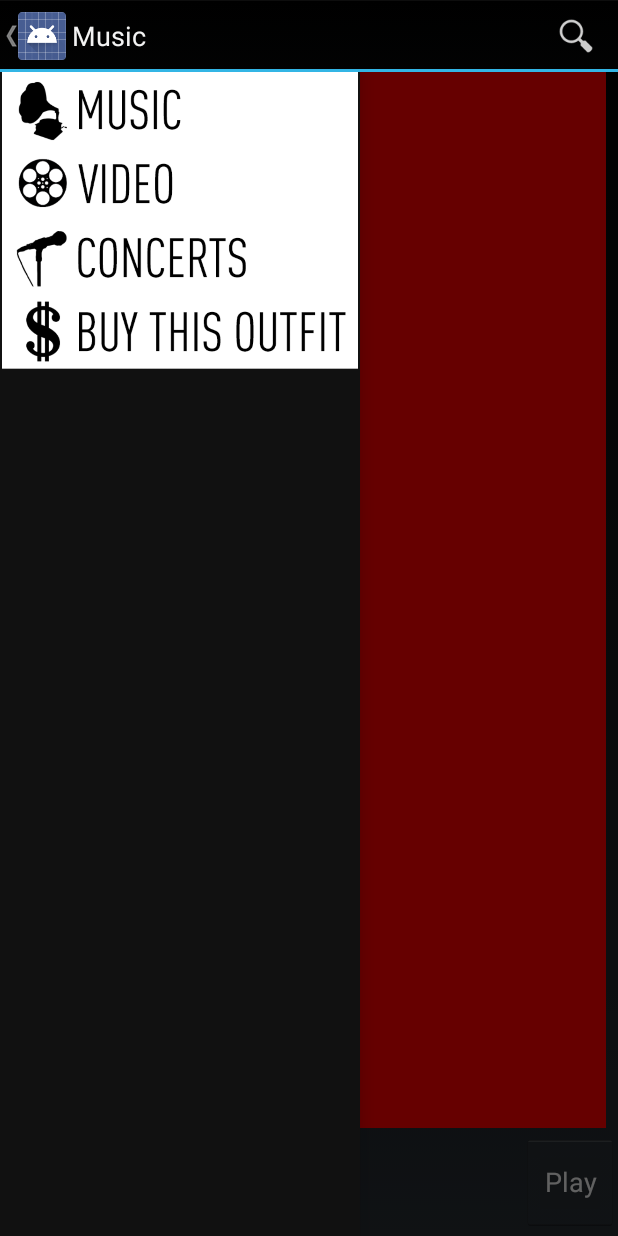
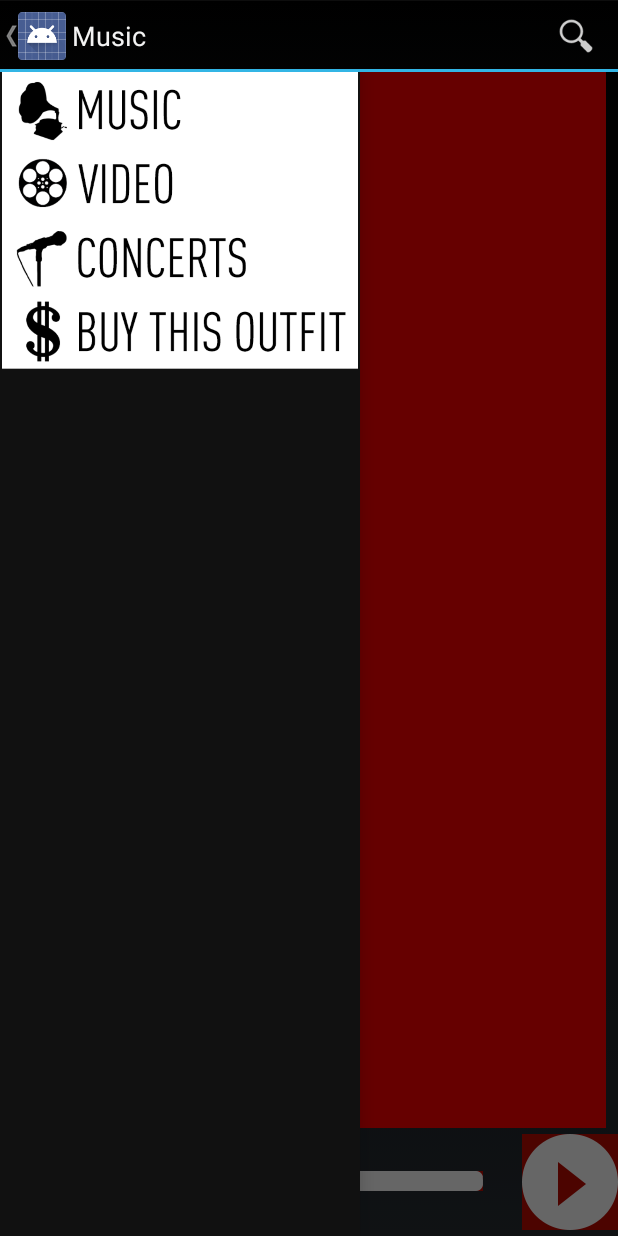
Before and after one commit to GargoyleSoftware/rocnation-demo, an Android app: the screen it shows after launch (MainActivity), with the side drawer open, on a phone screen of 412 x 824 dp. Run offline under Robolectric (Android 15) with nearby library versions, the light colour scheme and no system bars; our stand-ins replace Dagger/Hilt's generated code; libraries missing offline, so code that uses them is left out: com.squareup.otto; 13 statements that could not run were skipped.

Commit message:
added seek bar and play button. they are slightly less hideous.

```diff
--- a/TheBlueprint3/src/main/java/co/gargoyle/rocnation/activity/MainActivity.java
+++ b/TheBlueprint3/src/main/java/co/gargoyle/rocnation/activity/MainActivity.java
@@ -26,8 +26,8 @@ import android.view.MenuInflater;
 import android.view.MenuItem;
 import android.view.View;
 import android.widget.AdapterView;
-import android.widget.Button;
 import android.widget.FrameLayout;
+import android.widget.ImageButton;
 import android.widget.ListView;
 import android.widget.MediaController;
 import android.widget.RelativeLayout;
@@ -74,7 +74,7 @@ public class MainActivity extends Activity {
 
 	private VideoView mVideoView;
 
-	private Button mPlayButton;
+	private ImageButton mPlayButton;
 	// private MusicService.ServiceBinder mPlaybackBinder;
 
 	private CharSequence mDrawerTitle;
@@ -157,7 +157,7 @@ public class MainActivity extends Activity {
 		// Set video link (mp4 format )
 		mVideoView.setMediaController(mediaController);
 
-		mPlayButton = (Button) findViewById(R.id.play_button);
+		mPlayButton = (ImageButton) findViewById(R.id.play_button);
 		mPlayButton.setOnClickListener(mOnPlayPressedListener);
 
 		// set a custom shadow that overlays the main content when the drawer opens
@@ -314,7 +314,8 @@ public class MainActivity extends Activity {
         @Override
         public void onItemClick(AdapterView<?> adapterView, View view, int position,
                 long id) {
-            ModelAdapter<Video> videoAdapter = (ModelAdapter<Video>) mVideoDrawerList.getAdapter();
+            @SuppressWarnings("unchecked")
+			ModelAdapter<Video> videoAdapter = (ModelAdapter<Video>) mVideoDrawerList.getAdapter();
 
             Video video = videoAdapter.getItem(position);
 
--- a/TheBlueprint3/src/main/java/co/gargoyle/rocnation/fragment/TicketsFragment.java
+++ b/TheBlueprint3/src/main/java/co/gargoyle/rocnation/fragment/TicketsFragment.java
@@ -6,7 +6,6 @@ import android.view.LayoutInflater;
 import android.view.View;
 import android.view.ViewGroup;
 import co.gargoyle.rocnation.R;
-import android.widget.ImageView;
 
 
 
--- a/TheBlueprint3/src/main/java/co/gargoyle/rocnation/fragment/VideoFragment.java
+++ b/TheBlueprint3/src/main/java/co/gargoyle/rocnation/fragment/VideoFragment.java
@@ -4,14 +4,12 @@ import android.app.Fragment;
 import android.app.ProgressDialog;
 import android.media.MediaPlayer;
 import android.net.Uri;
-import android.os.AsyncTask;
 import android.os.Bundle;
 import android.util.Log;
 import android.view.LayoutInflater;
 import android.view.SurfaceHolder;
 import android.view.View;
 import android.view.ViewGroup;
-import android.widget.MediaController;
 import android.widget.VideoView;
 import co.gargoyle.rocnation.R;
 
@@ -25,7 +23,7 @@ import co.gargoyle.rocnation.R;
  * Fragment that appears in the "content_frame", shows a planet
  */
 public class VideoFragment extends Fragment implements SurfaceHolder.Callback {
-  private static final String VIDEO_URL = "http://www.androidbegin.com/tutorial/AndroidCommercial.3gp";
+  // private static final String VIDEO_URL = "http://www.androidbegin.com/tutorial/AndroidCommercial.3gp";
 
   private VideoView mVideoView;
   // Put in your Video URL here
--- a/TheBlueprint3/src/main/res/layout/activity_main.xml
+++ b/TheBlueprint3/src/main/res/layout/activity_main.xml
@@ -49,19 +49,40 @@
 				android:layout_alignParentLeft="true"
 				android:layout_centerVertical="true"
 				/>
-			<TextView
-				android:id="@+id/track_text"
-				android:layout_width="wrap_content"
+
+			<!--<TextView-->
+				<!--android:id="@+id/track_text"-->
+				<!--android:layout_width="wrap_content"-->
+				<!--android:layout_height="wrap_content"-->
+				<!--android:text="Hello"-->
+				<!--android:layout_centerVertical="true"-->
+				<!--android:layout_centerHorizontal="true"-->
+				<!--/>-->
+
+			<SeekBar
+				android:id="@+id/songProgressBar"
+				android:layout_width="fill_parent"
 				android:layout_height="wrap_content"
-				android:text="Hello"
 				android:layout_centerVertical="true"
 				android:layout_centerHorizontal="true"
+				android:layout_toRightOf="@+id/track_icon"
+				android:layout_toLeftOf="@+id/play_button"
+
+				android:paddingRight="20dp"
+				android:paddingLeft="20dp"
+
+				android:layout_marginBottom="20dp"
+				android:thumb="@drawable/player_slider_handle"
+				android:progressDrawable="@drawable/player_slider_bar"
+				android:layout_marginLeft="6dp"
+				android:layout_marginRight="6dp"
 				/>
-			<Button
+
+			<ImageButton
 				android:id="@+id/play_button"
 				android:layout_width="64dp"
 				android:layout_height="64dp"
-				android:text="Play"
+				android:src="@drawable/player_play_button"
 				android:layout_alignParentRight="true"
 				android:layout_centerVertical="true"
 				/>
```
Also changed, not shown: TheBlueprint3/src/main/res/drawable-hdpi/player_back_button.png (added), TheBlueprint3/src/main/res/drawable-hdpi/player_forward_button.png (added), TheBlueprint3/src/main/res/drawable-hdpi/player_pause_button.png (added), TheBlueprint3/src/main/res/drawable-hdpi/player_play_button.png (added), TheBlueprint3/src/main/res/drawable-hdpi/player_slider_bar.9.png (added), TheBlueprint3/src/main/res/drawable-hdpi/player_slider_handle.png (added), TheBlueprint3/src/main/res/drawable-hdpi/player_stop_button.png (added).
